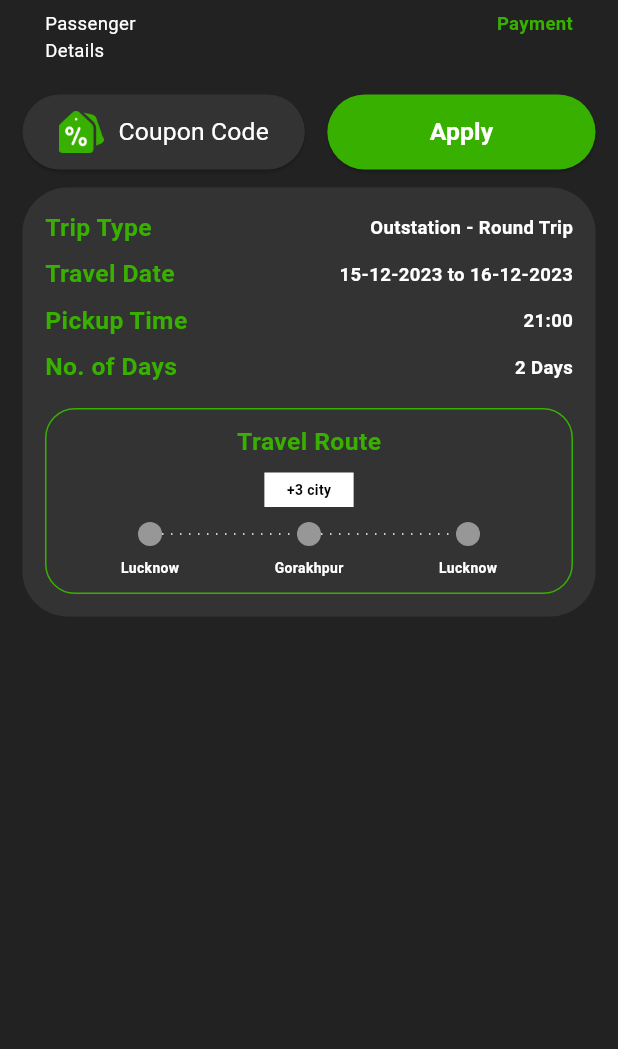
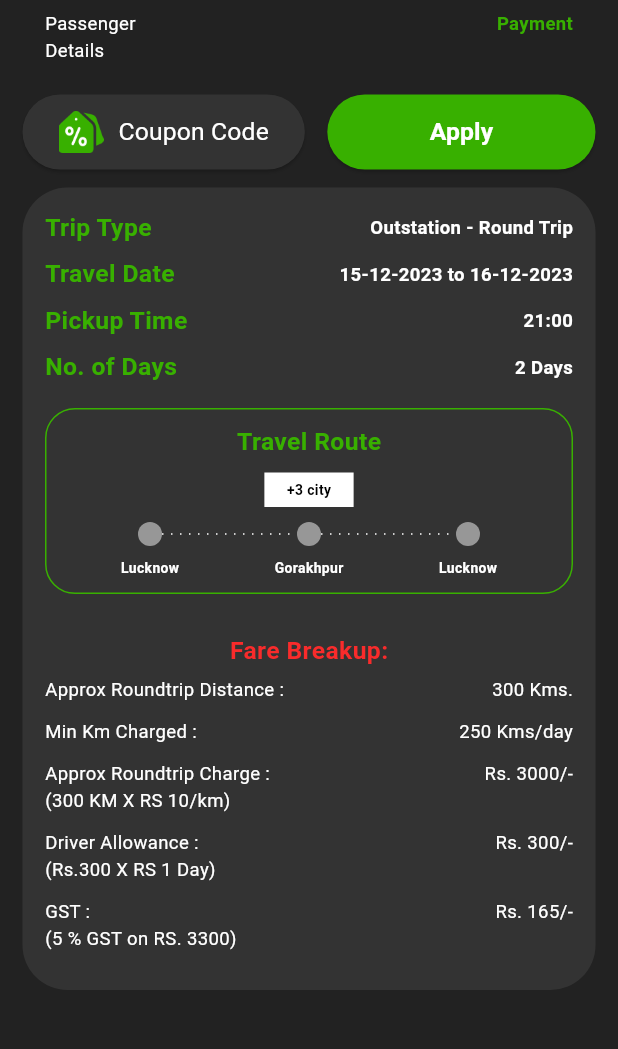
Before and after one commit to MohammedGhazaly/yatri_task, a Flutter app: the PaymentView screen opened by its route, on a phone screen of 412 x 824 dp, the part 105-1154 px from its top. Run offline on Flutter 3.47's test engine with Material 3 defaults, Android fonts, the phone set to English and light mode, and no system bars; drawn by our look-alikes of easy_stepper; our stand-ins replace flutter_svg.

Commit message:
Finished fare breakup widget

```diff
--- /dev/null
+++ b/lib/features/payment/view/widgets/fare_breakup_widget.dart
@@ -0,0 +1,40 @@
+import 'package:flutter/material.dart';
+import 'package:yatri_car_task/core/utils/app_style.dart';
+
+class FareBreakUpWidget extends StatelessWidget {
+  final String leftText, rightText;
+  const FareBreakUpWidget(
+      {super.key, required this.leftText, required this.rightText});
+
+  @override
+  Widget build(BuildContext context) {
+    return Row(
+      mainAxisAlignment: MainAxisAlignment.end,
+      crossAxisAlignment: CrossAxisAlignment.start,
+      children: [
+        Text(
+          leftText,
+          style: AppStyle.getTextStyleRegular12(context).copyWith(
+            color: Colors.white,
+          ),
+        ),
+        const SizedBox(
+          width: 20,
+        ),
+        Expanded(
+          child: Align(
+            alignment: Alignment.topRight,
+            child: Text(
+              rightText,
+              maxLines: 1,
+              overflow: TextOverflow.ellipsis,
+              style: AppStyle.getTextStyleRegular12(context).copyWith(
+                color: Colors.white,
+              ),
+            ),
+          ),
+        )
+      ],
+    );
+  }
+}
--- a/lib/features/payment/view/widgets/payment_view_body.dart
+++ b/lib/features/payment/view/widgets/payment_view_body.dart
@@ -1,4 +1,6 @@
 import 'package:flutter/material.dart';
+import 'package:yatri_car_task/core/utils/app_colors.dart';
+import 'package:yatri_car_task/core/utils/app_style.dart';
 import 'package:yatri_car_task/core/widgets/renting_progress.dart';
 import 'package:yatri_car_task/features/payment/view/widgets/apply_button.dart';
 import 'package:yatri_car_task/features/payment/view/widgets/coupon_code_button.dart';
@@ -36,7 +38,7 @@ class PaymentViewBody extends StatelessWidget {
               SizedBox(
                 height: 12,
               ),
-              TripDetailsSection()
+              TripDetailsSection(),
             ],
           ),
         ),
--- a/lib/features/payment/view/widgets/trip_details_section.dart
+++ b/lib/features/payment/view/widgets/trip_details_section.dart
@@ -1,5 +1,7 @@
 import 'package:flutter/material.dart';
 import 'package:yatri_car_task/core/utils/app_colors.dart';
+import 'package:yatri_car_task/core/utils/app_style.dart';
+import 'package:yatri_car_task/features/payment/view/widgets/fare_breakup_widget.dart';
 import 'package:yatri_car_task/features/payment/view/widgets/travel_route.dart';
 import 'package:yatri_car_task/features/payment/view/widgets/trip_detail_row_widget.dart';
 
@@ -27,7 +29,44 @@ class TripDetailsSection extends StatelessWidget {
           SizedBox(height: 7),
           TripDetailRowWidget(leftText: "No. of Days", rightText: "2 Days"),
           SizedBox(height: 15),
-          TravelRoute()
+          TravelRoute(),
+          SizedBox(height: 26),
+          Text(
+            "Fare Breakup:",
+            style: AppStyle.getTextStyleBold16(context).copyWith(
+              color: AppColors.errorColor,
+            ),
+          ),
+          SizedBox(
+            height: 5,
+          ),
+          FareBreakUpWidget(
+              leftText: "Approx Roundtrip Distance :", rightText: "300 Kms."),
+          SizedBox(
+            height: 10,
+          ),
+          FareBreakUpWidget(
+              leftText: "Min Km Charged :", rightText: "250 Kms/day"),
+          SizedBox(
+            height: 10,
+          ),
+          FareBreakUpWidget(
+              leftText: "Approx Roundtrip Charge :\n(300 KM X RS 10/km)",
+              rightText: "Rs. 3000/-"),
+          SizedBox(
+            height: 10,
+          ),
+          FareBreakUpWidget(
+              leftText: "Driver Allowance :\n(Rs.300 X RS 1 Day)",
+              rightText: "Rs. 300/-"),
+          SizedBox(
+            height: 10,
+          ),
+          FareBreakUpWidget(
+              leftText: "GST :\n(5 % GST on RS. 3300)", rightText: "Rs. 165/-"),
+          SizedBox(
+            height: 10,
+          ),
         ],
       ),
     );
```
